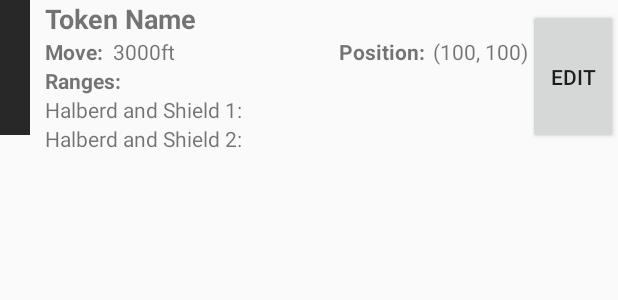
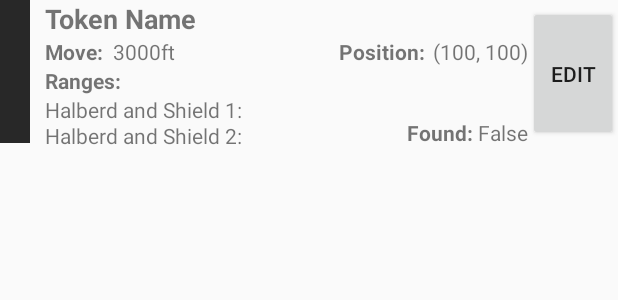
Before and after one commit to RhysAgombar/PathfindAR-Mobile, an Android app: the layout token_data.xml on its own in the app's theme, with its tools: preview values and no code run, on a phone screen of 412 x 824 dp. Shown: the top 300 px of the screen. Run offline under Robolectric (Android 15) with nearby library versions, the phone set to English and light mode, and no system bars.

Commit message:
Made a bit more progress on token menu

```diff
--- a/app/src/main/AndroidManifest.xml
+++ b/app/src/main/AndroidManifest.xml
@@ -25,6 +25,10 @@
                 <category android:name="android.intent.category.LAUNCHER" />
             </intent-filter>
         </activity>
+
+        <activity android:name=".gridMenu"></activity>
+        <activity android:name=".tokenMenu"></activity>
+
     </application>
 
 </manifest>
--- a/app/src/main/res/layout/token_data.xml
+++ b/app/src/main/res/layout/token_data.xml
@@ -10,7 +10,7 @@
         android:layout_alignParentTop="true"
         android:layout_alignParentStart="true"
         android:layout_width="20dp"
-        android:layout_height="90dp"
+        android:layout_height="95dp"
         android:background="@color/colorPrimary"/>
 
     <TextView
@@ -57,7 +57,7 @@
     <TextView
         android:id="@+id/tv_range1"
         android:layout_width="150dp"
-        android:layout_height="wrap_content"
+        android:layout_height="17dp"
         android:layout_below="@id/tv_rangeLabel"
         android:layout_toRightOf="@id/iv_tokenColour"
         android:paddingLeft="10dp"
@@ -66,11 +66,19 @@
     <TextView
         android:id="@+id/tv_range2"
         android:layout_width="150dp"
-        android:layout_height="wrap_content"
+        android:layout_height="17dp"
         android:layout_below="@id/tv_range1"
         android:layout_toRightOf="@id/iv_tokenColour"
         android:paddingLeft="10dp"
         android:text="Halberd and Shield 2:"/>
+
+    <Button
+        android:id="@+id/bt_editToken"
+        android:layout_width="60dp"
+        android:layout_height="90dp"
+        android:layout_centerVertical="true"
+        android:layout_alignParentRight="true"
+        android:text="Edit"/>
 
     <TextView
         android:id="@+id/tv_position"
@@ -90,13 +98,23 @@
         android:textStyle="bold"
         android:text="Position:"/>
 
-    <Button
-        android:id="@+id/bt_editToken"
-        android:layout_width="60dp"
-        android:layout_height="90dp"
-        android:layout_centerVertical="true"
-        android:layout_alignParentRight="true"
-        android:text="Edit"/>
+    <TextView
+        android:id="@+id/tv_found"
+        android:layout_width="wrap_content"
+        android:layout_height="wrap_content"
+        android:layout_alignBottom="@id/tv_range2"
+        android:layout_toLeftOf="@id/bt_editToken"
+        android:text="False"/>
+
+    <TextView
+        android:id="@+id/tv_foundLabel"
+        android:layout_width="wrap_content"
+        android:layout_height="wrap_content"
+        android:layout_alignBottom="@id/tv_range2"
+        android:layout_toLeftOf="@id/tv_found"
+        android:textStyle="bold"
+        android:text="Found: "/>
+
 
 
 </RelativeLayout>
```
Also changed, not shown: app/src/main/java/com/example/raven/pathfindar/MainActivity.java (+50 -41 lines), app/src/main/java/com/example/raven/pathfindar/Token.java (+9 -2 lines), app/src/main/java/com/example/raven/pathfindar/gridMenu.java (+77 -1 lines), app/src/main/java/com/example/raven/pathfindar/tokenAdapter.java (added, +72 -0 lines), app/src/main/java/com/example/raven/pathfindar/tokenMenu.java (+24 -1 lines), app/src/main/res/layout/grid_edit_menu.xml (+9 -1 lines), app/src/main/res/layout/token_menu.xml (+13 -5 lines), 213 other files.
